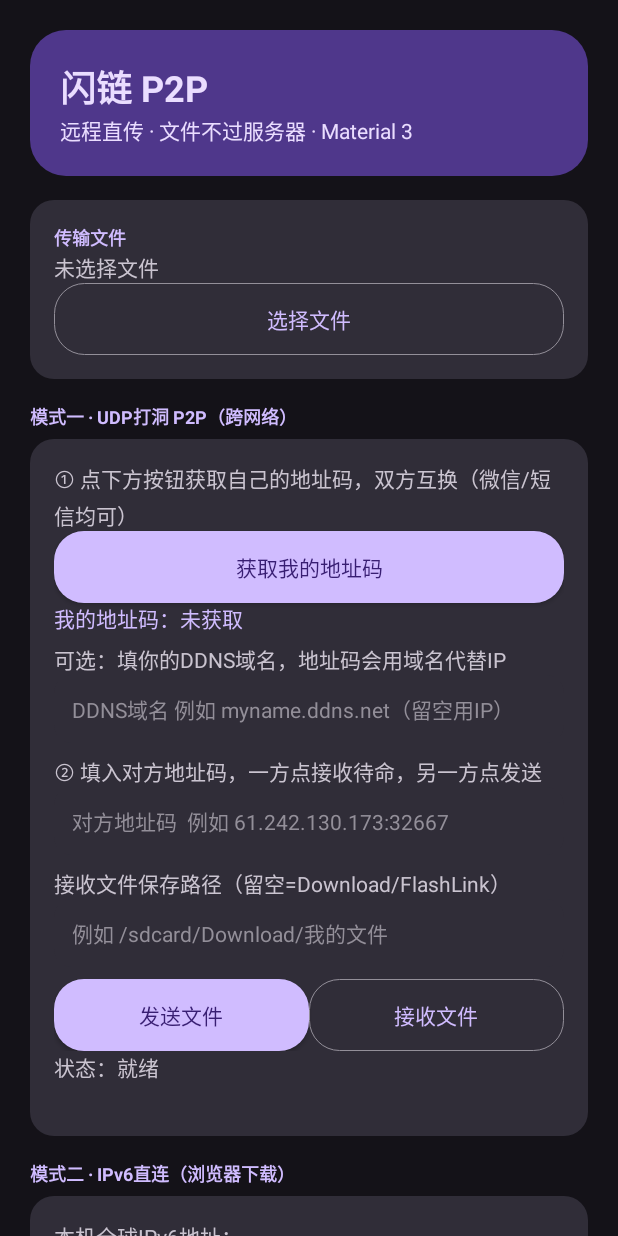
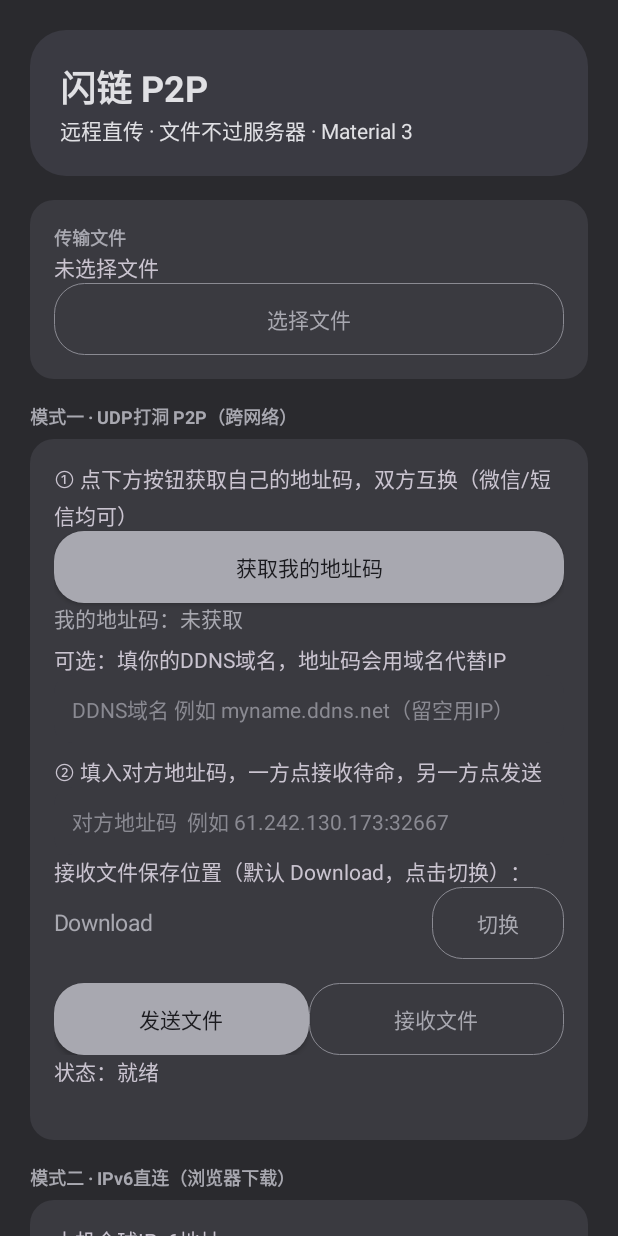
Before and after one commit to bokais/FlashLink-P2P, an Android app: the screen it shows after launch (MainActivity), on a phone screen of 412 x 824 dp. Run offline under Robolectric (Android 15) with nearby library versions, the phone set to English and light mode, and no system bars.

Commit message:
保存路径默认Download+按钮切换可选目录；UI改深灰+中性灰按钮

```diff
--- a/app/src/main/java/com/flashlink/p2p/M3.java
+++ b/app/src/main/java/com/flashlink/p2p/M3.java
@@ -13,19 +13,19 @@ import android.widget.TextView;
 
 /** Material 3 深色主题组件（纯Java，零依赖） */
 final class M3 {
-    // M3 深色配色
-    static final int PRIMARY = Color.parseColor("#D0BCFF");
-    static final int ON_PRIMARY = Color.parseColor("#381E72");
-    static final int PRIMARY_CONTAINER = Color.parseColor("#4F378B");
-    static final int ON_PRIMARY_CONTAINER = Color.parseColor("#EADDFF");
-    static final int SURFACE = Color.parseColor("#141218");
-    static final int SURFACE_VARIANT = Color.parseColor("#302D38");
+    // M3 深灰配色（中性灰按钮）
+    static final int PRIMARY = Color.parseColor("#A8A8B0");
+    static final int ON_PRIMARY = Color.parseColor("#1A1A1E");
+    static final int PRIMARY_CONTAINER = Color.parseColor("#3A3A42");
+    static final int ON_PRIMARY_CONTAINER = Color.parseColor("#E0E0E4");
+    static final int SURFACE = Color.parseColor("#2A2A2E");
+    static final int SURFACE_VARIANT = Color.parseColor("#3A3A40");
     static final int ON_SURFACE = Color.parseColor("#E6E1E5");
     static final int ON_SURFACE_VARIANT = Color.parseColor("#CAC4D0");
-    static final int OUTLINE = Color.parseColor("#938F99");
+    static final int OUTLINE = Color.parseColor("#8A8A92");
     static final int ERROR = Color.parseColor("#F2B8B5");
     static final int ERROR_CONTAINER = Color.parseColor("#4C1D1A");
-    static final int SUCCESS = Color.parseColor("#6DD58C");
+    static final int SUCCESS = Color.parseColor("#8FD4A5");
 
     private M3() {}
 
--- a/app/src/main/java/com/flashlink/p2p/MainActivity.java
+++ b/app/src/main/java/com/flashlink/p2p/MainActivity.java
@@ -41,7 +41,9 @@ public class MainActivity extends Activity {
     private TextView b1LocalCode;
     private EditText b1DomainInput;
     private EditText b1PeerCode;
-    private EditText b1SaveDir;
+    private TextView b1SaveDir;
+    private String[] saveDirOptions = {"Download", "Download/FlashLink", "Documents", "Pictures", "Movies", "DCIM/Camera"};
+    private int saveDirIndex = 0;
     private TextView b1Status;
     private TextView b1Progress;
 
@@ -147,10 +149,26 @@ public class MainActivity extends Activity {
         b1.addView(M3.body(this, "② 填入对方地址码，一方点接收待命，另一方点发送"));
         b1PeerCode = M3.textField(this, "对方地址码  例如 61.242.130.173:32667");
         b1.addView(b1PeerCode);
+b1.addView(M3.body(this, "接收文件保存位置（默认 Download，点击切换）："));
+        LinearLayout dirRow = new LinearLayout(this);
+        dirRow.setOrientation(LinearLayout.HORIZONTAL);
+        dirRow.setGravity(android.view.Gravity.CENTER_VERTICAL);
+        b1SaveDir = M3.body(this, saveDirOptions[saveDirIndex]);
+        b1SaveDir.setTextColor(M3.PRIMARY);
+        b1SaveDir.setTextSize(15);
+        b1SaveDir.setLayoutParams(new LinearLayout.LayoutParams(0,
+                LinearLayout.LayoutParams.WRAP_CONTENT, 1f));
+        dirRow.addView(b1SaveDir);
+        Button switchDir = M3.outlinedButton(this, "切换");
+        switchDir.setOnClickListener(new View.OnClickListener() {
+            @Override public void onClick(View v) {
+                saveDirIndex = (saveDirIndex + 1) % saveDirOptions.length;
+                b1SaveDir.setText(saveDirOptions[saveDirIndex]);
+            }
+        });
+        dirRow.addView(switchDir);
+        b1.addView(dirRow);
         b1.addView(M3.space(this, 8));
-        b1.addView(M3.body(this, "接收文件保存路径（留空=Download/FlashLink）"));
-        b1SaveDir = M3.textField(this, "例如 /sdcard/Download/我的文件");
-        b1.addView(b1SaveDir);
         b1.addView(M3.space(this, 8));
         LinearLayout b1row = new LinearLayout(this);
         b1row.setOrientation(LinearLayout.HORIZONTAL);
@@ -368,13 +386,8 @@ public class MainActivity extends Activity {
             @Override public void run() {
                 try {
                     ensureP2pSocket();
-                    String custom = b1SaveDir.getText().toString().trim();
-                    File dir;
-                    if (custom.isEmpty()) {
-                        dir = new File(Environment.getExternalStorageDirectory(), "Download/FlashLink");
-                    } else {
-                        dir = new File(custom);
-                    }
+                    String selected = saveDirOptions[saveDirIndex];
+                    File dir = new File(Environment.getExternalStorageDirectory(), selected);
                     if (!dir.exists()) dir.mkdirs();
                     UdpP2P.receive(p2pSocket, dir, p2pCb);
                 } catch (final Exception e) {
--- a/app/src/main/res/mipmap-hdpi/ic_launcher.xml
+++ b/app/src/main/res/mipmap-hdpi/ic_launcher.xml
@@ -1,7 +1,7 @@
 <?xml version="1.0" encoding="utf-8"?>
 <shape xmlns:android="http://schemas.android.com/apk/res/android"
     android:shape="rectangle">
-    <solid android:color="#6750A4" />
+    <solid android:color="#5A5A62" />
     <corners android:radius="12dp" />
-    <stroke android:width="2dp" android:color="#FFFFFF" />
+    <stroke android:width="2dp" android:color="#B0B0B8" />
 </shape>
--- /dev/null
+++ b/app/src/main/res/values/colors.xml
@@ -0,0 +1,4 @@
+<?xml version="1.0" encoding="utf-8"?>
+<resources>
+    <color name="window_bg">#2A2A2E</color>
+</resources>
--- a/app/src/main/res/values/styles.xml
+++ b/app/src/main/res/values/styles.xml
@@ -1,12 +1,12 @@
 <?xml version="1.0" encoding="utf-8"?>
 <resources>
     <style name="AppTheme" parent="@android:style/Theme.Material.NoActionBar">
-        <item name="android:colorPrimary">#D0BCFF</item>
-        <item name="android:colorAccent">#D0BCFF</item>
+        <item name="android:colorPrimary">#A8A8B0</item>
+        <item name="android:colorAccent">#A8A8B0</item>
         <item name="android:windowLightStatusBar">false</item>
-        <item name="android:statusBarColor">#141218</item>
-        <item name="android:navigationBarColor">#141218</item>
-        <item name="android:windowBackground">@android:color/black</item>
+        <item name="android:statusBarColor">#2A2A2E</item>
+        <item name="android:navigationBarColor">#2A2A2E</item>
+        <item name="android:windowBackground">@color/window_bg</item>
         <item name="android:textColorPrimary">#E6E1E5</item>
     </style>
 </resources>
```
